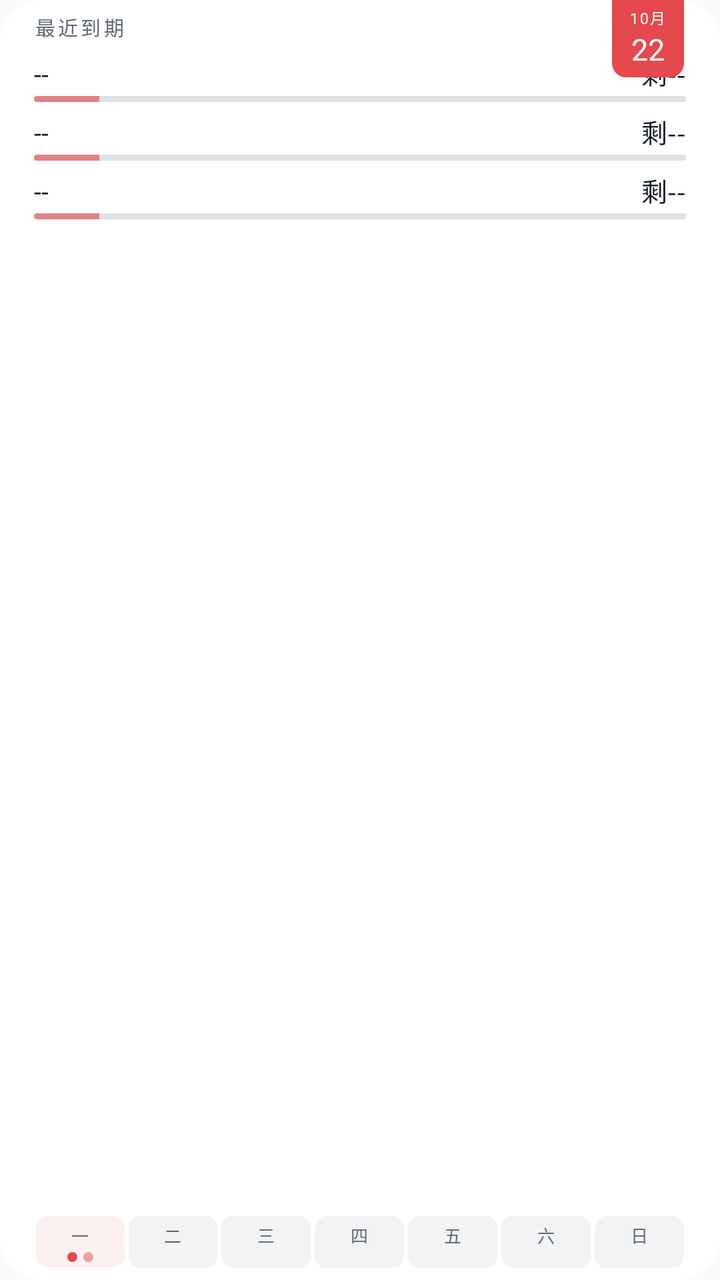
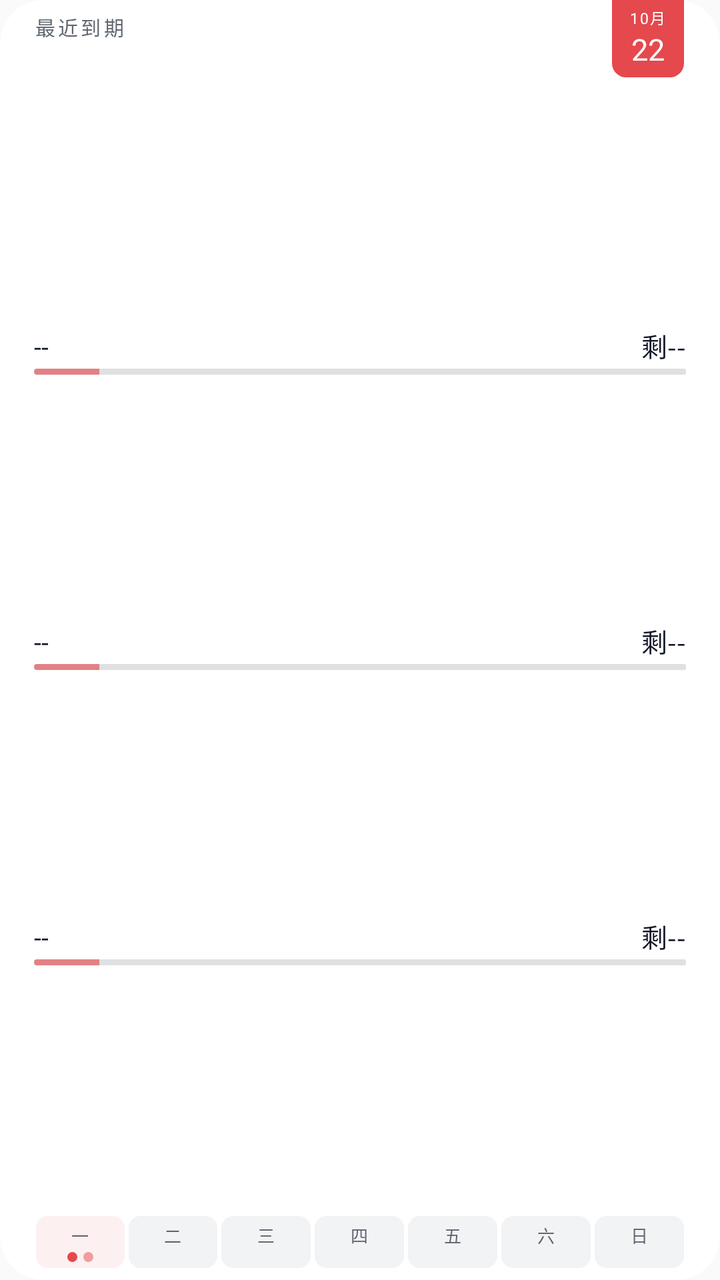

Two renders of the same Android screen: before a commit and after it. Below are the layout's source before the change and the commit's diff.
<!-- AndroidManifest.xml: application theme android:Theme.Material.Light.NoActionBar -->
<!-- res/layout/widget_v3.xml -->
<?xml version="1.0" encoding="utf-8"?>
<FrameLayout xmlns:android="http://schemas.android.com/apk/res/android"
    android:id="@+id/widget_root"
    android:layout_width="match_parent"
    android:layout_height="match_parent"
    android:background="@drawable/widget_bg_light">

    <LinearLayout
        android:layout_width="match_parent"
        android:layout_height="match_parent"
        android:orientation="vertical"
        android:paddingStart="17dp"
        android:paddingTop="6dp"
        android:paddingEnd="17dp"
        android:paddingBottom="6dp">

        <TextView
            android:id="@+id/widget_header"
            android:layout_width="wrap_content"
            android:layout_height="wrap_content"
            android:text="最近到期"
            android:textColor="#FF5F6771"
            android:textSize="10sp"
            android:letterSpacing="0.14"
/>

        
        <LinearLayout
            android:layout_width="match_parent"
            android:layout_height="wrap_content"
            android:layout_marginTop="6dp"
            android:orientation="vertical">

            <LinearLayout
                android:layout_width="match_parent"
                android:layout_height="wrap_content"
                android:orientation="horizontal">

                <TextView
                    android:id="@+id/widget_row1_title"
                    android:layout_width="0dp"
                    android:layout_height="wrap_content"
                    android:layout_weight="1"
                    android:text="--"
                    android:textColor="#FF101828"
                    android:textSize="13sp"
                    android:maxLines="1"
                    android:ellipsize="end"
/>

                <TextView
                    android:id="@+id/widget_row1_cd"
                    android:layout_width="wrap_content"
                    android:layout_height="wrap_content"
                    android:layout_marginStart="10dp"
                    android:text="剩--"
                    android:textColor="#FF101828"
                    android:textSize="13sp"
                    android:maxLines="1"
/>
            </LinearLayout>

            <FrameLayout
                android:layout_width="match_parent"
                android:layout_height="wrap_content"
                android:layout_marginTop="2dp">

                
                <TextView
                    android:id="@+id/widget_row1_track"
                    android:layout_width="match_parent"
                    android:layout_height="3dp"
                    android:background="@drawable/widget_ruler_track_light" />

                <ProgressBar
                    android:id="@+id/widget_row1_fuse"
                    style="@android:style/Widget.ProgressBar.Horizontal"
                    android:layout_width="match_parent"
                    android:layout_height="3dp"
                    android:max="100"
                    android:progress="10"
                    android:progressDrawable="@drawable/widget_ruler_progress" />
            </FrameLayout>
        </LinearLayout>

        
        <LinearLayout
            android:layout_width="match_parent"
            android:layout_height="wrap_content"
            android:layout_marginTop="5dp"
            android:orientation="vertical">

            <LinearLayout
                android:layout_width="match_parent"
                android:layout_height="wrap_content"
                android:orientation="horizontal">

                <TextView
                    android:id="@+id/widget_row2_title"
                    android:layout_width="0dp"
                    android:layout_height="wrap_content"
                    android:layout_weight="1"
                    android:text="--"
                    android:textColor="#FF101828"
                    android:textSize="13sp"
                    android:maxLines="1"
                    android:ellipsize="end"
/>

                <TextView
                    android:id="@+id/widget_row2_cd"
                    android:layout_width="wrap_content"
                    android:layout_height="wrap_content"
                    android:layout_marginStart="10dp"
                    android:text="剩--"
                    android:textColor="#FF101828"
                    android:textSize="13sp"
                    android:maxLines="1"
/>
            </LinearLayout>

            <FrameLayout
                android:layout_width="match_parent"
                android:layout_height="wrap_content"
                android:layout_marginTop="2dp">

                <TextView
                    android:id="@+id/widget_row2_track"
                    android:layout_width="match_parent"
                    android:layout_height="3dp"
                    android:background="@drawable/widget_ruler_track_light" />

                <ProgressBar
                    android:id="@+id/widget_row2_fuse"
                    style="@android:style/Widget.ProgressBar.Horizontal"
                    android:layout_width="match_parent"
                    android:layout_height="3dp"
                    android:max="100"
                    android:progress="10"
                    android:progressDrawable="@drawable/widget_ruler_progress" />
            </FrameLayout>
        </LinearLayout>

        
        <LinearLayout
            android:id="@+id/widget_row3_container"
            android:layout_width="match_parent"
            android:layout_height="wrap_content"
            android:layout_marginTop="5dp"
            android:orientation="vertical">

            <LinearLayout
                android:layout_width="match_parent"
                android:layout_height="wrap_content"
                android:orientation="horizontal">

                <TextView
                    android:id="@+id/widget_row3_title"
                    android:layout_width="0dp"
                    android:layout_height="wrap_content"
                    android:layout_weight="1"
                    android:text="--"
                    android:textColor="#FF101828"
                    android:textSize="13sp"
                    android:maxLines="1"
                    android:ellipsize="end"
/>

                <TextView
                    android:id="@+id/widget_row3_cd"
                    android:layout_width="wrap_content"
                    android:layout_height="wrap_content"
                    android:layout_marginStart="10dp"
                    android:text="剩--"
                    android:textColor="#FF101828"
                    android:textSize="13sp"
                    android:maxLines="1"
/>
            </LinearLayout>

            <FrameLayout
                android:layout_width="match_parent"
                android:layout_height="wrap_content"
                android:layout_marginTop="2dp">

                <TextView
                    android:id="@+id/widget_row3_track"
                    android:layout_width="match_parent"
                    android:layout_height="3dp"
                    android:background="@drawable/widget_ruler_track_light" />

                <ProgressBar
                    android:id="@+id/widget_row3_fuse"
                    style="@android:style/Widget.ProgressBar.Horizontal"
                    android:layout_width="match_parent"
                    android:layout_height="3dp"
                    android:max="100"
                    android:progress="10"
                    android:progressDrawable="@drawable/widget_ruler_progress" />
            </FrameLayout>
        </LinearLayout>

        
        <TextView
            android:layout_width="match_parent"
            android:layout_height="0dp"
            android:layout_weight="1" />

        
        <LinearLayout
            android:id="@+id/widget_week_strip"
            android:layout_width="match_parent"
            android:layout_height="wrap_content"
            android:layout_marginTop="7dp"
            android:orientation="horizontal">

            <LinearLayout
                android:id="@+id/widget_week_cell0"
                android:layout_width="0dp"
                android:layout_height="wrap_content"
                android:layout_marginStart="1dp"
                android:layout_marginEnd="1dp"
                android:layout_weight="1"
                android:background="@drawable/widget_cell_today_light"
                android:gravity="center_horizontal"
                android:orientation="vertical"
                android:paddingTop="3dp"
                android:paddingBottom="3dp">

                <TextView
                    android:id="@+id/widget_week_day0"
                    android:layout_width="wrap_content"
                    android:layout_height="wrap_content"
                    android:text="一"
                    android:textColor="#FF5F6771"
                    android:textSize="8.5sp" />

                <LinearLayout
                    android:layout_width="wrap_content"
                    android:layout_height="5dp"
                    android:layout_marginTop="2dp"
                    android:gravity="center"
                    android:orientation="horizontal">

                    <TextView
                        android:id="@+id/widget_week_dot0_a"
                        android:layout_width="5dp"
                        android:layout_height="5dp"
                        android:background="@drawable/dot_red" />

                    <TextView
                        android:id="@+id/widget_week_dot0_b"
                        android:layout_width="5dp"
                        android:layout_height="5dp"
                        android:layout_marginStart="3dp"
                        android:background="@drawable/dot_red_soft" />
                </LinearLayout>
            </LinearLayout>

            <LinearLayout
                android:id="@+id/widget_week_cell1"
                android:layout_width="0dp"
                android:layout_height="wrap_content"
                android:layout_marginStart="1dp"
                android:layout_marginEnd="1dp"
                android:layout_weight="1"
                android:background="@drawable/widget_cell_light"
                android:gravity="center_horizontal"
                android:orientation="vertical"
                android:paddingTop="3dp"
                android:paddingBottom="3dp">

                <TextView
                    android:id="@+id/widget_week_day1"
                    android:layout_width="wrap_content"
                    android:layout_height="wrap_content"
                    android:text="二"
                    android:textColor="#FF5F6771"
                    android:textSize="8.5sp" />

                <LinearLayout
                    android:layout_width="wrap_content"
                    android:layout_height="5dp"
                    android:layout_marginTop="2dp"
                    android:gravity="center"
                    android:orientation="horizontal">

                    <TextView
                        android:id="@+id/widget_week_dot1_a"
                        android:layout_width="5dp"
                        android:layout_height="5dp"
                        android:background="@drawable/dot_ind_light"
                        android:visibility="gone" />

                    <TextView
                        android:id="@+id/widget_week_dot1_b"
                        android:layout_width="5dp"
                        android:layout_height="5dp"
                        android:layout_marginStart="3dp"
                        android:background="@drawable/dot_ind_light"
                        android:visibility="gone" />
                </LinearLayout>
            </LinearLayout>

            <LinearLayout
                android:id="@+id/widget_week_cell2"
                android:layout_width="0dp"
                android:layout_height="wrap_content"
                android:layout_marginStart="1dp"
                android:layout_marginEnd="1dp"
                android:layout_weight="1"
                android:background="@drawable/widget_cell_light"
                android:gravity="center_horizontal"
                android:orientation="vertical"
                android:paddingTop="3dp"
                android:paddingBottom="3dp">

                <TextView
                    android:id="@+id/widget_week_day2"
                    android:layout_width="wrap_content"
                    android:layout_height="wrap_content"
                    android:text="三"
                    android:textColor="#FF5F6771"
                    android:textSize="8.5sp" />

                <LinearLayout
                    android:layout_width="wrap_content"
                    android:layout_height="5dp"
                    android:layout_marginTop="2dp"
                    android:gravity="center"
                    android:orientation="horizontal">

                    <TextView
                        android:id="@+id/widget_week_dot2_a"
                        android:layout_width="5dp"
                        android:layout_height="5dp"
                        android:background="@drawable/dot_ind_light"
                        android:visibility="gone" />

                    <TextView
                        android:id="@+id/widget_week_dot2_b"
                        android:layout_width="5dp"
                        android:layout_height="5dp"
                        android:layout_marginStart="3dp"
                        android:background="@drawable/dot_ind_light"
                        android:visibility="gone" />
                </LinearLayout>
            </LinearLayout>

            <LinearLayout
                android:id="@+id/widget_week_cell3"
                android:layout_width="0dp"
                android:layout_height="wrap_content"
                android:layout_marginStart="1dp"
                android:layout_marginEnd="1dp"
                android:layout_weight="1"
                android:background="@drawable/widget_cell_light"
                android:gravity="center_horizontal"
                android:orientation="vertical"
                android:paddingTop="3dp"
                android:paddingBottom="3dp">

                <TextView
                    android:id="@+id/widget_week_day3"
                    android:layout_width="wrap_content"
                    android:layout_height="wrap_content"
                    android:text="四"
                    android:textColor="#FF5F6771"
                    android:textSize="8.5sp" />

                <LinearLayout
                    android:layout_width="wrap_content"
                    android:layout_height="5dp"
                    android:layout_marginTop="2dp"
                    android:gravity="center"
                    android:orientation="horizontal">

                    <TextView
                        android:id="@+id/widget_week_dot3_a"
                        android:layout_width="5dp"
                        android:layout_height="5dp"
                        android:background="@drawable/dot_ind_light"
                        android:visibility="gone" />

                    <TextView
                        android:id="@+id/widget_week_dot3_b"
                        android:layout_width="5dp"
                        android:layout_height="5dp"
                        android:layout_marginStart="3dp"
                        android:background="@drawable/dot_ind_light"
                        android:visibility="gone" />
                </LinearLayout>
            </LinearLayout>

            <LinearLayout
                android:id="@+id/widget_week_cell4"
                android:layout_width="0dp"
                android:layout_height="wrap_content"
                android:layout_marginStart="1dp"
                android:layout_marginEnd="1dp"
                android:layout_weight="1"
                android:background="@drawable/widget_cell_light"
                android:gravity="center_horizontal"
                android:orientation="vertical"
                android:paddingTop="3dp"
                android:paddingBottom="3dp">

                <TextView
                    android:id="@+id/widget_week_day4"
                    android:layout_width="wrap_content"
                    android:layout_height="wrap_content"
                    android:text="五"
                    android:textColor="#FF5F6771"
                    android:textSize="8.5sp" />

                <LinearLayout
                    android:layout_width="wrap_content"
                    android:layout_height="5dp"
                    android:layout_marginTop="2dp"
                    android:gravity="center"
                    android:orientation="horizontal">

                    <TextView
                        android:id="@+id/widget_week_dot4_a"
                        android:layout_width="5dp"
                        android:layout_height="5dp"
                        android:background="@drawable/dot_ind_light"
                        android:visibility="gone" />

                    <TextView
                        android:id="@+id/widget_week_dot4_b"
                        android:layout_width="5dp"
                        android:layout_height="5dp"
                        android:layout_marginStart="3dp"
                        android:background="@drawable/dot_ind_light"
                        android:visibility="gone" />
                </LinearLayout>
            </LinearLayout>

            <LinearLayout
                android:id="@+id/widget_week_cell5"
                android:layout_width="0dp"
                android:layout_height="wrap_content"
                android:layout_marginStart="1dp"
                android:layout_marginEnd="1dp"
                android:layout_weight="1"
                android:background="@drawable/widget_cell_light"
                android:gravity="center_horizontal"
                android:orientation="vertical"
                android:paddingTop="3dp"
                android:paddingBottom="3dp">

                <TextView
                    android:id="@+id/widget_week_day5"
                    android:layout_width="wrap_content"
                    android:layout_height="wrap_content"
                    android:text="六"
                    android:textColor="#FF5F6771"
                    android:textSize="8.5sp" />

                <LinearLayout
                    android:layout_width="wrap_content"
                    android:layout_height="5dp"
                    android:layout_marginTop="2dp"
                    android:gravity="center"
                    android:orientation="horizontal">

                    <TextView
                        android:id="@+id/widget_week_dot5_a"
                        android:layout_width="5dp"
                        android:layout_height="5dp"
                        android:background="@drawable/dot_ind_light"
                        android:visibility="gone" />

                    <TextView
                        android:id="@+id/widget_week_dot5_b"
                        android:layout_width="5dp"
                        android:layout_height="5dp"
                        android:layout_marginStart="3dp"
                        android:background="@drawable/dot_ind_light"
                        android:visibility="gone" />
                </LinearLayout>
            </LinearLayout>

            <LinearLayout
                android:id="@+id/widget_week_cell6"
                android:layout_width="0dp"
                android:layout_height="wrap_content"
                android:layout_marginStart="1dp"
                android:layout_marginEnd="1dp"
                android:layout_weight="1"
                android:background="@drawable/widget_cell_light"
                android:gravity="center_horizontal"
                android:orientation="vertical"
                android:paddingTop="3dp"
                android:paddingBottom="3dp">

                <TextView
                    android:id="@+id/widget_week_day6"
                    android:layout_width="wrap_content"
                    android:layout_height="wrap_content"
                    android:text="日"
                    android:textColor="#FF5F6771"
                    android:textSize="8.5sp" />

                <LinearLayout
                    android:layout_width="wrap_content"
                    android:layout_height="5dp"
                    android:layout_marginTop="2dp"
                    android:gravity="center"
                    android:orientation="horizontal">

                    <TextView
                        android:id="@+id/widget_week_dot6_a"
                        android:layout_width="5dp"
                        android:layout_height="5dp"
                        android:background="@drawable/dot_ind_light"
                        android:visibility="gone" />

                    <TextView
                        android:id="@+id/widget_week_dot6_b"
                        android:layout_width="5dp"
                        android:layout_height="5dp"
                        android:layout_marginStart="3dp"
                        android:background="@drawable/dot_ind_light"
                        android:visibility="gone" />
                </LinearLayout>
            </LinearLayout>
        </LinearLayout>
    </LinearLayout>

    
    <LinearLayout
        android:id="@+id/widget_calpg"
        android:layout_width="36dp"
        android:layout_height="wrap_content"
        android:layout_gravity="top|end"
        android:layout_marginEnd="18dp"
        android:background="@drawable/widget_calpg_light"
        android:gravity="center_horizontal"
        android:orientation="vertical"
        android:paddingTop="3dp"
        android:paddingBottom="4dp">

        <TextView
            android:id="@+id/widget_calpg_month"
            android:layout_width="wrap_content"
            android:layout_height="wrap_content"
            android:text="10月"
            android:textColor="#FFFFFFFF"
            android:textSize="7.5sp"
            android:letterSpacing="0.08"
/>

        <TextView
            android:id="@+id/widget_calpg_day"
            android:layout_width="wrap_content"
            android:layout_height="wrap_content"
            android:text="22"
            android:textColor="#FFFFFFFF"
            android:textSize="15sp"
/>
    </LinearLayout>
</FrameLayout>
<!-- resources referenced by this layout -->
<resources>
  <!-- drawable dot_ind_light (drawable) -->
  <?xml version="1.0" encoding="utf-8"?>
  <shape xmlns:android="http://schemas.android.com/apk/res/android" android:shape="oval">
      <solid android:color="#FF3A5AF0" />
  </shape>
  <!-- drawable dot_red (drawable) -->
  <?xml version="1.0" encoding="utf-8"?>
  <shape xmlns:android="http://schemas.android.com/apk/res/android" android:shape="oval">
      <solid android:color="#FFE5484D" />
  </shape>
  <!-- drawable dot_red_soft (drawable) -->
  <?xml version="1.0" encoding="utf-8"?>
  <shape xmlns:android="http://schemas.android.com/apk/res/android" android:shape="oval">
      <solid android:color="#80E5484D" />
  </shape>
  <!-- drawable widget_bg_light (drawable) -->
  <?xml version="1.0" encoding="utf-8"?>
  <shape xmlns:android="http://schemas.android.com/apk/res/android">
      <solid android:color="#FFFFFFFF" />
      <corners android:radius="22dp" />
  </shape>
  <!-- drawable widget_calpg_light (drawable) -->
  <?xml version="1.0" encoding="utf-8"?>
  <shape xmlns:android="http://schemas.android.com/apk/res/android">
      <solid android:color="#FFE5484D" />
      <corners android:bottomLeftRadius="7dp" android:bottomRightRadius="7dp" />
  </shape>
  <!-- drawable widget_cell_light (drawable) -->
  <?xml version="1.0" encoding="utf-8"?>
  <shape xmlns:android="http://schemas.android.com/apk/res/android">
      <solid android:color="#0D101828" />
      <corners android:radius="6dp" />
  </shape>
  <!-- drawable widget_cell_today_light (drawable) -->
  <?xml version="1.0" encoding="utf-8"?>
  <shape xmlns:android="http://schemas.android.com/apk/res/android">
      <solid android:color="#14E5484D" />
      <corners android:radius="6dp" />
  </shape>
  <!-- drawable widget_ruler_progress (drawable) -->
  <?xml version="1.0" encoding="utf-8"?>
  <layer-list xmlns:android="http://schemas.android.com/apk/res/android">
      <item android:id="@android:id/progress">
          <clip>
              <shape android:shape="rectangle">
                  <corners android:radius="2dp" />
                  <solid android:color="#9EE5484D" />
              </shape>
          </clip>
      </item>
  </layer-list>
  <!-- drawable widget_ruler_track_light (drawable) -->
  <?xml version="1.0" encoding="utf-8"?>
  <shape xmlns:android="http://schemas.android.com/apk/res/android">
      <solid android:color="#22101828" />
      <corners android:radius="1dp" />
  </shape>
</resources>

<!-- the commit's change to res/layout/widget_v3.xml (unified diff, before → after) -->
@@ -18,11 +18,18 @@
             android:id="@+id/widget_header"
             android:layout_width="wrap_content"
             android:layout_height="wrap_content"
+            android:layout_marginBottom="18dp"
             android:text="最近到期"
             android:textColor="#FF5F6771"
             android:textSize="10sp"
             android:letterSpacing="0.14"
 />
+
+        
+        <TextView
+            android:layout_width="match_parent"
+            android:layout_height="0dp"
+            android:layout_weight="1" />
 
         
         <LinearLayout
@@ -84,6 +91,12 @@
         </LinearLayout>
 
         
+        <TextView
+            android:layout_width="match_parent"
+            android:layout_height="0dp"
+            android:layout_weight="1" />
+
+        
         <LinearLayout
             android:layout_width="match_parent"
             android:layout_height="wrap_content"
@@ -140,6 +153,13 @@
                     android:progressDrawable="@drawable/widget_ruler_progress" />
             </FrameLayout>
         </LinearLayout>
+
+        
+        <TextView
+            android:id="@+id/widget_gap_row3"
+            android:layout_width="match_parent"
+            android:layout_height="0dp"
+            android:layout_weight="1" />
 
         
         <LinearLayout
